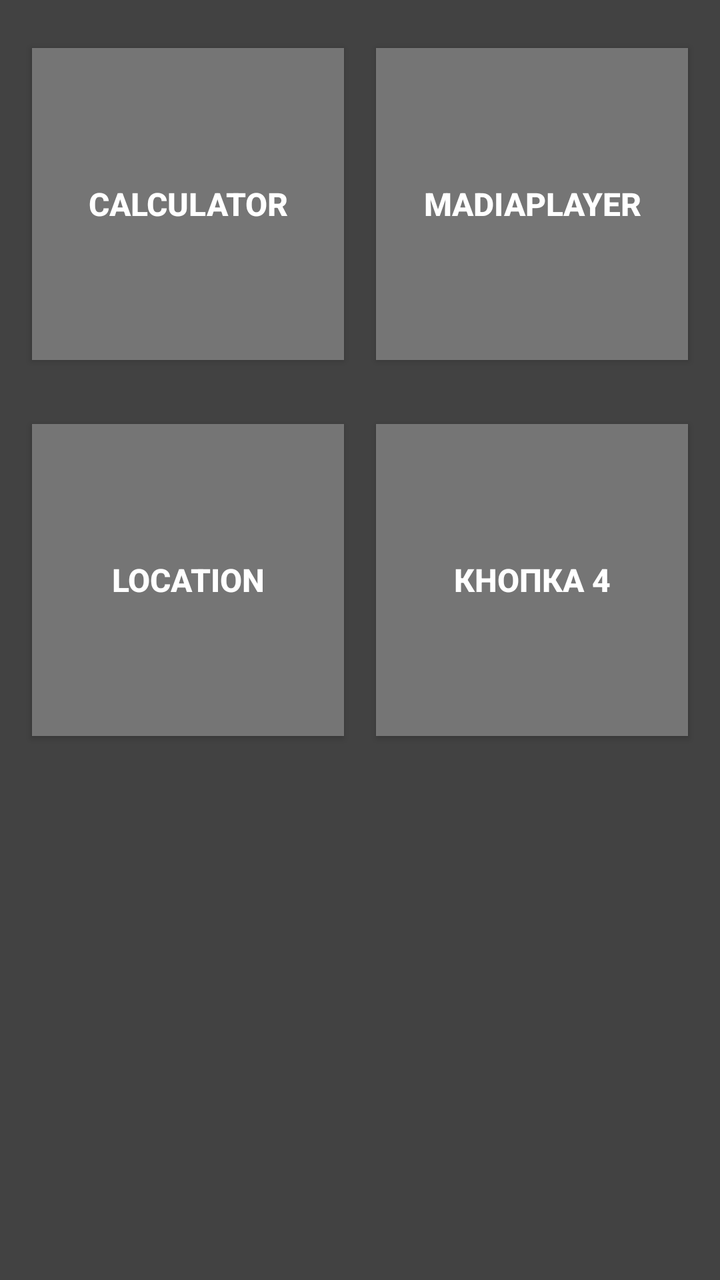
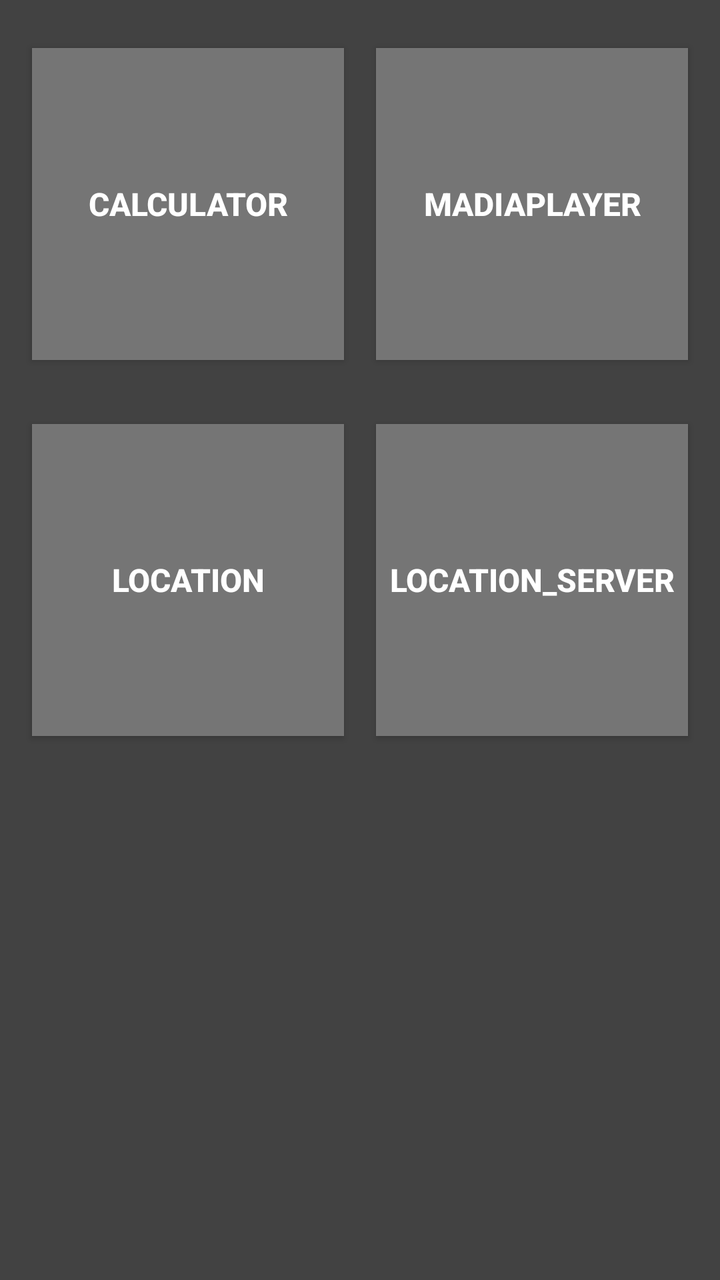

An Android layout rendered at two revisions. The XML below is the earlier revision; the diff shows what the commit changed to produce the second picture.
<!-- AndroidManifest.xml: application theme Theme.Android_development -->
<!-- res/layout/activity_main.xml -->
<?xml version="1.0" encoding="utf-8"?>
<androidx.constraintlayout.widget.ConstraintLayout xmlns:android="http://schemas.android.com/apk/res/android"
    xmlns:app="http://schemas.android.com/apk/res-auto"
    xmlns:tools="http://schemas.android.com/tools"
    android:id="@+id/main"
    android:layout_width="match_parent"
    android:layout_height="match_parent"
    android:background="@color/cardview_dark_background"
    tools:context="com.example.android_development.MainActivity">

    <androidx.appcompat.widget.AppCompatButton
        android:id="@+id/button1"
        android:layout_width="0dp"
        android:layout_height="0dp"
        android:layout_marginStart="16dp"
        android:layout_marginTop="24dp"
        android:layout_marginEnd="8dp"
        android:text="calculator"
        android:textColor="@android:color/white"
        android:textSize="16sp"
        android:textStyle="bold"
        android:background="#757575"
        app:layout_constraintEnd_toStartOf="@+id/button2"
        app:layout_constraintStart_toStartOf="parent"
        app:layout_constraintTop_toTopOf="parent"
        app:layout_constraintDimensionRatio="1:1" />

    <androidx.appcompat.widget.AppCompatButton
        android:id="@+id/button2"
        android:layout_width="0dp"
        android:layout_height="0dp"
        android:layout_marginStart="8dp"
        android:layout_marginTop="24dp"
        android:layout_marginEnd="16dp"
        android:text="madiaPlayer"
        android:textColor="@android:color/white"
        android:textSize="16sp"
        android:textStyle="bold"
        android:background="#757575"
        app:layout_constraintEnd_toEndOf="parent"
        app:layout_constraintStart_toEndOf="@+id/button1"
        app:layout_constraintTop_toTopOf="parent"
        app:layout_constraintDimensionRatio="1:1" />

    <androidx.appcompat.widget.AppCompatButton
        android:id="@+id/button3"
        android:layout_width="0dp"
        android:layout_height="0dp"
        android:layout_marginStart="16dp"
        android:layout_marginTop="32dp"
        android:layout_marginEnd="8dp"
        android:text="location"
        android:textColor="@android:color/white"
        android:textSize="16sp"
        android:textStyle="bold"
        android:background="#757575"
        app:layout_constraintEnd_toStartOf="@+id/button4"
        app:layout_constraintStart_toStartOf="parent"
        app:layout_constraintTop_toBottomOf="@+id/button1"
        app:layout_constraintDimensionRatio="1:1" />

    <androidx.appcompat.widget.AppCompatButton
        android:id="@+id/button4"
        android:layout_width="0dp"
        android:layout_height="0dp"
        android:layout_marginStart="8dp"
        android:layout_marginTop="32dp"
        android:layout_marginEnd="16dp"
        android:text="Кнопка 4"
        android:textColor="@android:color/white"
        android:textSize="16sp"
        android:textStyle="bold"
        android:background="#757575"
        app:layout_constraintEnd_toEndOf="parent"
        app:layout_constraintStart_toEndOf="@+id/button3"
        app:layout_constraintTop_toBottomOf="@+id/button2"
        app:layout_constraintDimensionRatio="1:1" />

</androidx.constraintlayout.widget.ConstraintLayout>
<!-- resources referenced by this layout -->
<resources>
  <style name="Theme.Android_development" parent="Base.Theme.Android_development" />
  <style name="Base.Theme.Android_development" parent="Theme.Material3.DayNight.NoActionBar">
          
          
      </style>
</resources>

<!-- the commit's change to res/layout/activity_main.xml (unified diff, before → after) -->
@@ -66,7 +66,7 @@
         android:layout_marginStart="8dp"
         android:layout_marginTop="32dp"
         android:layout_marginEnd="16dp"
-        android:text="Кнопка 4"
+        android:text="Location_Server"
         android:textColor="@android:color/white"
         android:textSize="16sp"
         android:textStyle="bold"
